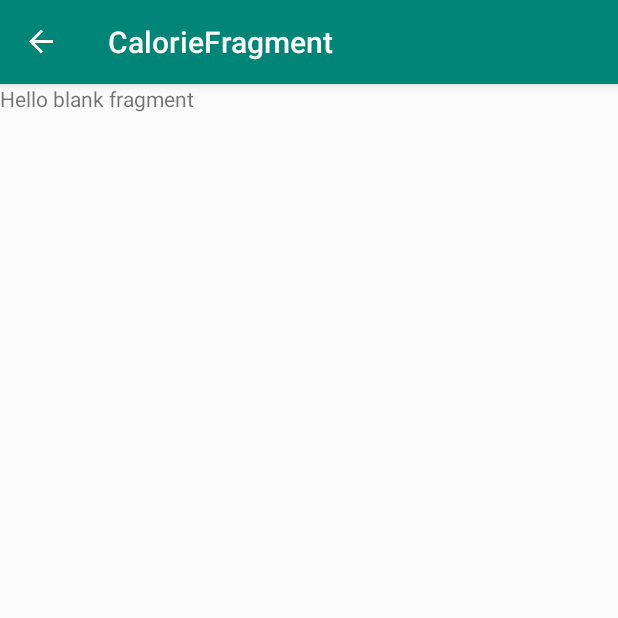
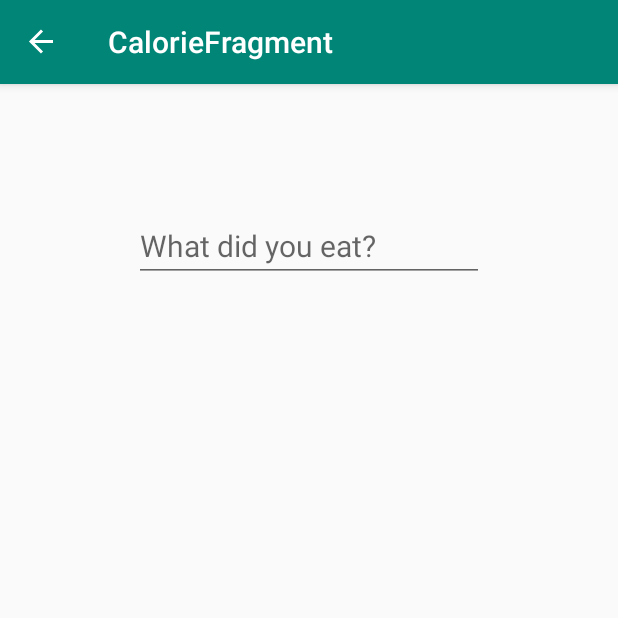
Before and after one commit to KevinDelao/Diet-Android-App, an Android app: the CalorieFragment screen opened through its navigation route, on a phone screen of 412 x 824 dp, the top half of it. Run offline under Robolectric (Android 15) with nearby library versions, the phone set to English and light mode, and no system bars; our stand-ins replace data binding, navigation-ui.

Commit message:
changed calorie layout

```diff
--- a/app/src/main/java/com/example/dietapp/CalorieFragment.kt
+++ b/app/src/main/java/com/example/dietapp/CalorieFragment.kt
@@ -8,18 +8,18 @@ import android.view.View
 import android.view.ViewGroup
 import android.widget.TextView
 
-/**
- * A simple [Fragment] subclass.
- */
+
 class CalorieFragment : Fragment() {
+    lateinit var v:View;
 
     override fun onCreateView(
         inflater: LayoutInflater, container: ViewGroup?,
         savedInstanceState: Bundle?
-    ): View? {
-        return TextView(activity).apply {
-            setText(R.string.hello_blank_fragment)
-        }
+    ): View?
+    {
+        v = inflater.inflate(R.layout.calorie_layout,container,false);
+
+        return v;
     }
 
 
--- a/app/src/main/res/layout/calorie_layout.xml
+++ b/app/src/main/res/layout/calorie_layout.xml
@@ -1,8 +1,27 @@
 <?xml version="1.0" encoding="utf-8"?>
-<layout>
-<LinearLayout xmlns:android="http://schemas.android.com/apk/res/android"
-    android:orientation="vertical" android:layout_width="match_parent"
-    android:layout_height="match_parent">
+<layout
+    xmlns:android="http://schemas.android.com/apk/res/android"
+    xmlns:app="http://schemas.android.com/apk/res-auto"
+    xmlns:tools="http://schemas.android.com/tools"
+    >
 
-</LinearLayout>
+    <androidx.constraintlayout.widget.ConstraintLayout
+        android:layout_width="match_parent"
+        android:layout_height="720dp"
+        android:layout_gravity="center_vertical"
+        android:orientation="vertical">
+
+        <EditText
+            android:id="@+id/calorieEntryText"
+            android:layout_width="wrap_content"
+            android:layout_height="wrap_content"
+            android:layout_marginTop="60dp"
+            android:ems="10"
+            android:hint="@string/calorie_hint"
+            android:inputType="number"
+            android:textSize="20sp"
+            app:layout_constraintEnd_toEndOf="parent"
+            app:layout_constraintStart_toStartOf="parent"
+            app:layout_constraintTop_toTopOf="parent" />
+    </androidx.constraintlayout.widget.ConstraintLayout>
 </layout>
--- a/app/src/main/res/values/strings.xml
+++ b/app/src/main/res/values/strings.xml
@@ -8,7 +8,7 @@
     <string name="title_page_button_nutrition">Nutrition</string>
     <string name="title_page_button_healthy_recipes">Healthy Recipes</string>
     <string name="title_page_credit"><div>Icon made by <a href="https://www.flaticon.com/authors/freepik" title="Freepik">Freepik</a> from <a href="https://www.flaticon.com/" title="Flaticon">www.flaticon.com</a></div></string>
-
+    <string name="calorie_hint">What did you eat?</string>
     <!-- TODO: Remove or change this placeholder text -->
     <string name="hello_blank_fragment">Hello blank fragment</string>
 </resources>
```
